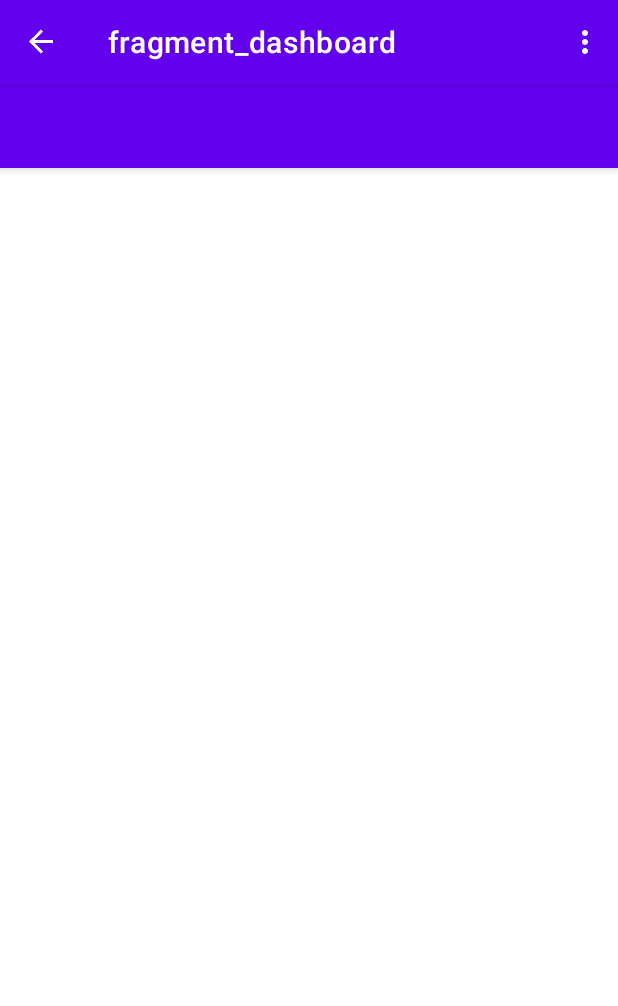
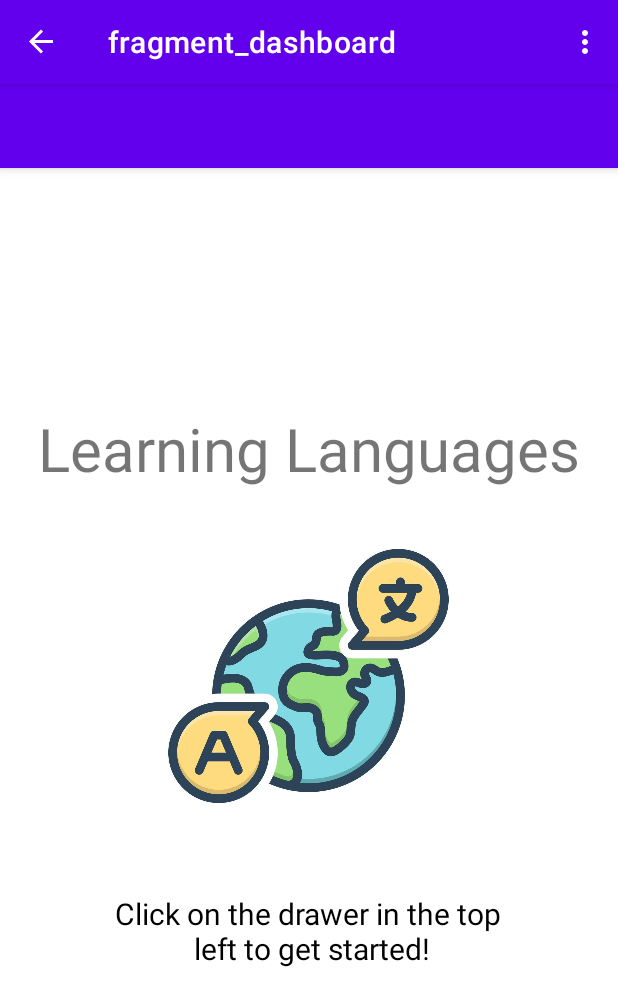
Before and after one commit to charlizeaponte/SEOWeek4, an Android app: the dashboardFragment screen opened through its navigation route, on a phone screen of 412 x 824 dp. Shown: the top 1006 px of the screen. Run offline under Robolectric (Android 15) with nearby library versions, the phone set to English and light mode, and no system bars; our stand-ins replace navigation-ui.

Commit message:
"edited dashboard page"

```diff
--- a/app/src/main/res/layout/fragment_dashboard.xml
+++ b/app/src/main/res/layout/fragment_dashboard.xml
@@ -1,9 +1,9 @@
 <?xml version="1.0" encoding="utf-8"?>
-<LinearLayout
-    xmlns:android="http://schemas.android.com/apk/res/android"
+<LinearLayout xmlns:android="http://schemas.android.com/apk/res/android"
     xmlns:tools="http://schemas.android.com/tools"
     android:layout_width="match_parent"
     android:layout_height="match_parent"
+    xmlns:app="http://schemas.android.com/apk/res-auto"
     android:orientation="vertical"
     tools:context=".dashboardFragment">
 
@@ -12,4 +12,30 @@
         android:layout_width="match_parent"
         android:layout_height="?attr/actionBarSize"
         style="@style/Widget.MaterialComponents.Toolbar.Primary" />
+
+    <TextView
+        android:layout_width="wrap_content"
+        android:layout_height="wrap_content"
+        android:paddingTop="160dp"
+        android:layout_gravity="center"
+        android:text="@string/app_name"
+        android:textSize="40sp" />
+
+    <ImageView
+        android:id="@+id/imageView"
+        android:layout_width="230dp"
+        android:layout_height="169dp"
+        android:layout_gravity="center"
+        android:layout_marginTop="40dp"
+        android:layout_marginBottom="50dp"
+        android:src="@drawable/translate" />
+    <TextView
+        android:layout_width="wrap_content"
+        android:layout_height="wrap_content"
+        android:layout_gravity="center"
+        android:textColor="@color/black"
+        android:layout_marginTop="10dp"
+        android:text="Click on the drawer in the top\n left to get started!"
+        android:textAlignment="center"
+        android:textSize="20dp"/>
 </LinearLayout>
```
